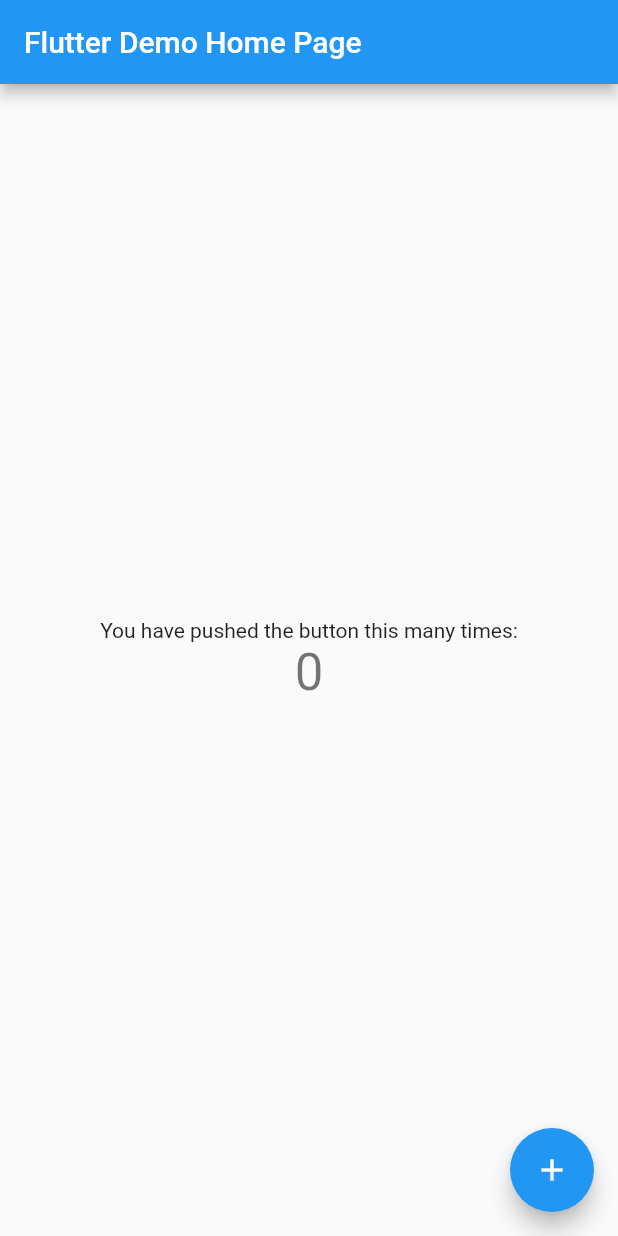
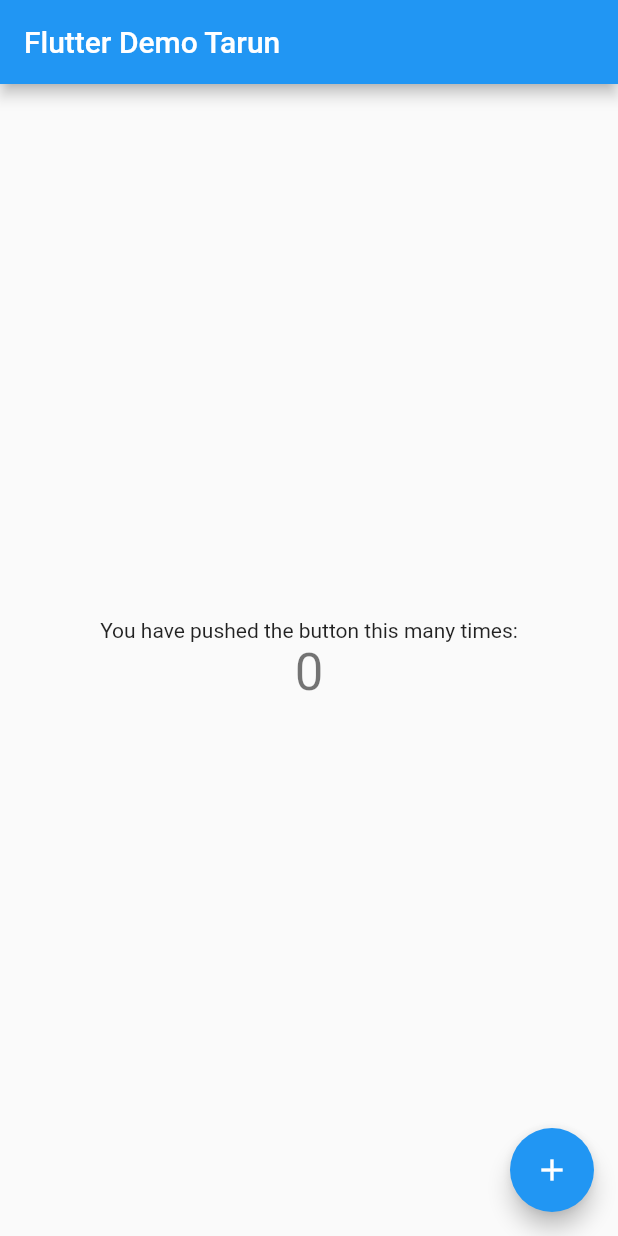
Before and after one commit to Surendrakumar001/flutter-basics, a Flutter app: the screen it shows after launch, on a phone screen of 412 x 824 dp. Run offline on Flutter 3.47's test engine with Material 2 defaults, Android fonts, the phone set to English and light mode, and no system bars.

Commit message:
main file name edit

```diff
--- a/lib/main.dart
+++ b/lib/main.dart
@@ -11,7 +11,7 @@ class MyApp extends StatelessWidget {
   @override
   Widget build(BuildContext context) {
     return MaterialApp(
-      title: 'Flutter Demo',
+      title: 'Flutter Demo Tarun App',
       theme: ThemeData(
         // This is the theme of your application.
         //
@@ -24,7 +24,7 @@ class MyApp extends StatelessWidget {
         // is not restarted.
         primarySwatch: Colors.blue,
       ),
-      home: const MyHomePage(title: 'Flutter Demo Home Page'),
+      home: const MyHomePage(title: 'Flutter Demo Tarun'),
     );
   }
 }
```
